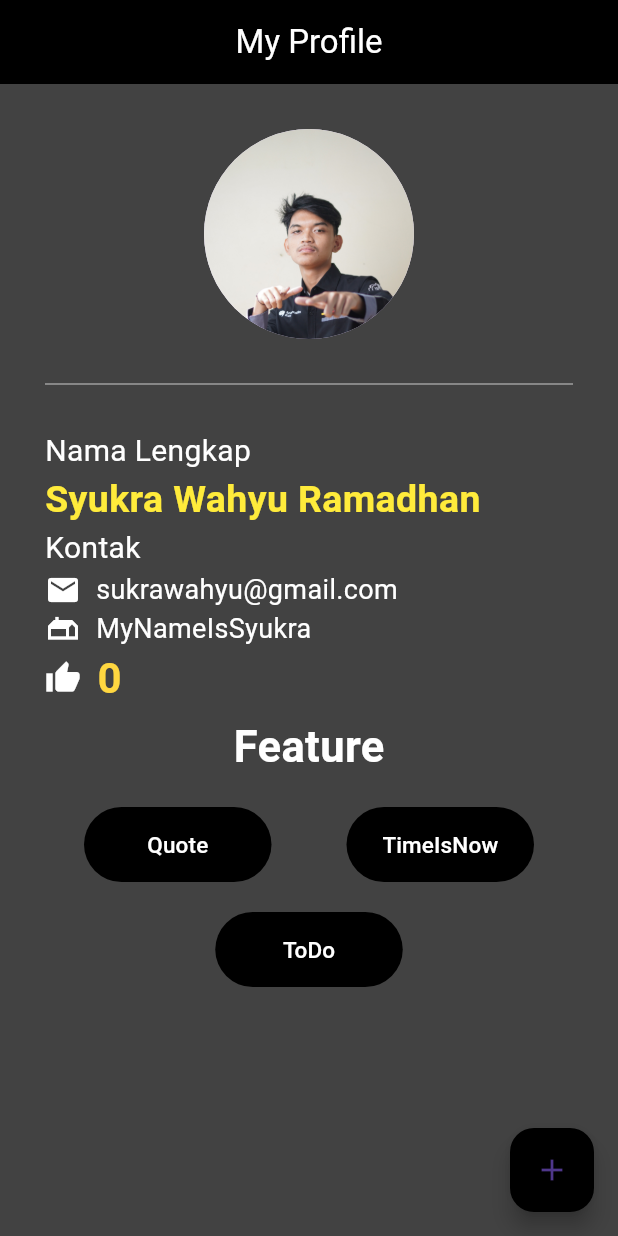
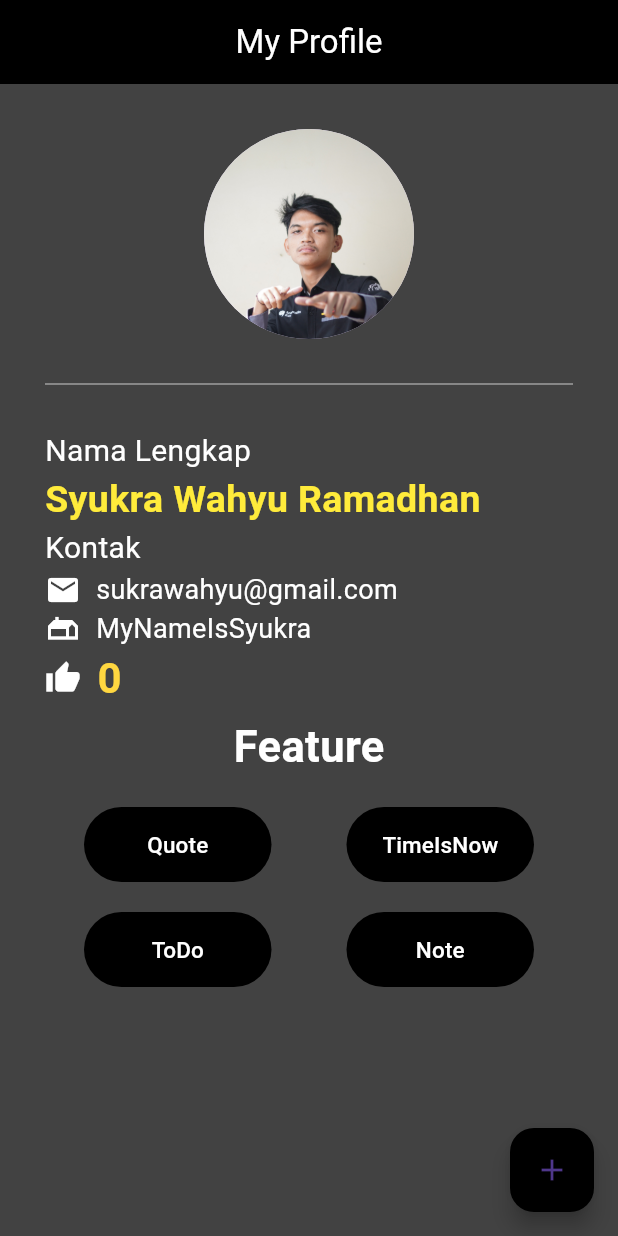
Before and after one commit to MyNameIsSyukra/Flutter-App, a Flutter app: the screen it shows after launch, on a phone screen of 412 x 824 dp. Run offline on Flutter 3.47's test engine with Material 3 defaults, Android fonts, the light colour scheme and no system bars; our stand-ins replace flutter_spinkit, sqflite, synchronized; accounts and stored records are empty.

Commit message:
feat:notes

```diff
--- a/lib/main.dart
+++ b/lib/main.dart
@@ -7,6 +7,7 @@ import 'pages/choose_location.dart';
 import 'pages/loading.dart';
 import 'pages/quoteList.dart';
 import 'pages/todos_page.dart';
+import 'pages/note_page.dart';
 
 void main() => runApp(MaterialApp(
     initialRoute: '/home',
@@ -17,5 +18,6 @@ void main() => runApp(MaterialApp(
       '/loading': (context) => loading(),
       '/quote': (context) => QuoteList(),
       '/time': (context) => timeWorld(),
+      '/note': (context) => NotesPage(),
     }
   ));
--- /dev/null
+++ b/lib/model/note.dart
@@ -0,0 +1,68 @@
+final String tableNotes = 'notes';
+
+class NoteFields {
+  static final List<String> values = [
+    /// Add all fields
+    id, isImportant, number, title, description, time
+  ];
+
+  static final String id = '_id';
+  static final String isImportant = 'isImportant';
+  static final String number = 'number';
+  static final String title = 'title';
+  static final String description = 'description';
+  static final String time = 'time';
+}
+
+class Note {
+  final int? id;
+  final bool isImportant;
+  final int number;
+  final String title;
+  final String description;
+  final DateTime createdTime;
+
+  const Note({
+    this.id,
+    required this.isImportant,
+    required this.number,
+    required this.title,
+    required this.description,
+    required this.createdTime,
+  });
+
+  Note copy({
+    int? id,
+    bool? isImportant,
+    int? number,
+    String? title,
+    String? description,
+    DateTime? createdTime,
+  }) =>
+      Note(
+        id: id ?? this.id,
+        isImportant: isImportant ?? this.isImportant,
+        number: number ?? this.number,
+        title: title ?? this.title,
+        description: description ?? this.description,
+        createdTime: createdTime ?? this.createdTime,
+      );
+
+  static Note fromJson(Map<String, Object?> json) => Note(
+    id: json[NoteFields.id] as int?,
+    isImportant: json[NoteFields.isImportant] == 1,
+    number: json[NoteFields.number] as int,
+    title: json[NoteFields.title] as String,
+    description: json[NoteFields.description] as String,
+    createdTime: DateTime.parse(json[NoteFields.time] as String),
+  );
+
+  Map<String, Object?> toJson() => {
+    NoteFields.id: id,
+    NoteFields.title: title,
+    NoteFields.isImportant: isImportant ? 1 : 0,
+    NoteFields.number: number,
+    NoteFields.description: description,
+    NoteFields.time: createdTime.toIso8601String(),
+  };
+}
--- a/lib/pages/Home.dart
+++ b/lib/pages/Home.dart
@@ -2,7 +2,7 @@ import 'package:flutter/cupertino.dart';
 import 'package:flutter/material.dart';
 import 'package:flutter/widgets.dart';
 import '../services/word_time.dart';
-
+import 'package:firstapp/database/notes_databases.dart';
 
 class Home extends StatefulWidget {
   const Home({super.key});
@@ -15,6 +15,12 @@ class _HomeState extends State<Home> {
   @override
   void initState() {
     super.initState();
+  }
+  @override
+  void dispose() {
+    NotesDatabase.instance.close();
+
+    super.dispose();
   }
   @override
   Widget build(BuildContext context) {
@@ -175,6 +181,20 @@ class _HomeState extends State<Home> {
                         color: Colors.white,
                         fontSize:15,
                       ),),
+                    ),
+                    SizedBox(width: 50),
+                    TextButton(
+                      style: ButtonStyle(
+                        fixedSize: MaterialStateProperty.all<Size>(
+                          Size(125.0, 50.0), // Button width and height
+                        ),
+                        backgroundColor: MaterialStateProperty.all<Color>(Colors.black), // Ganti dengan warna yang diinginkan
+                      ),
+                      onPressed: (){Navigator.pushNamed(context, '/note');},
+                      child: const Text('Note', style: TextStyle(
+                        color: Colors.white,
+                        fontSize:15,
+                      ),),
                     ),]),
             ]),
       ),
--- a/pubspec.yaml
+++ b/pubspec.yaml
@@ -28,6 +28,7 @@ environment:
 # the latest version available on pub.dev. To see which dependencies have newer
 # versions available, run `flutter pub outdated`.
 dependencies:
+  flutter_staggered_grid_view: ^0.7.0
   flutter:
     sdk: flutter
   http: ^1.2.1
```
Also changed, not shown: lib/database/notes_databases.dart (added, +116 -0 lines), lib/pages/edit_note_page.dart (added, +111 -0 lines), lib/pages/note_detail_page.dart (added, +94 -0 lines), lib/pages/note_page.dart (added, +123 -0 lines), lib/widget/note_card_widget.dart (added, +74 -0 lines), lib/widget/note_form_widget.dart (added, +90 -0 lines), pubspec.lock.
